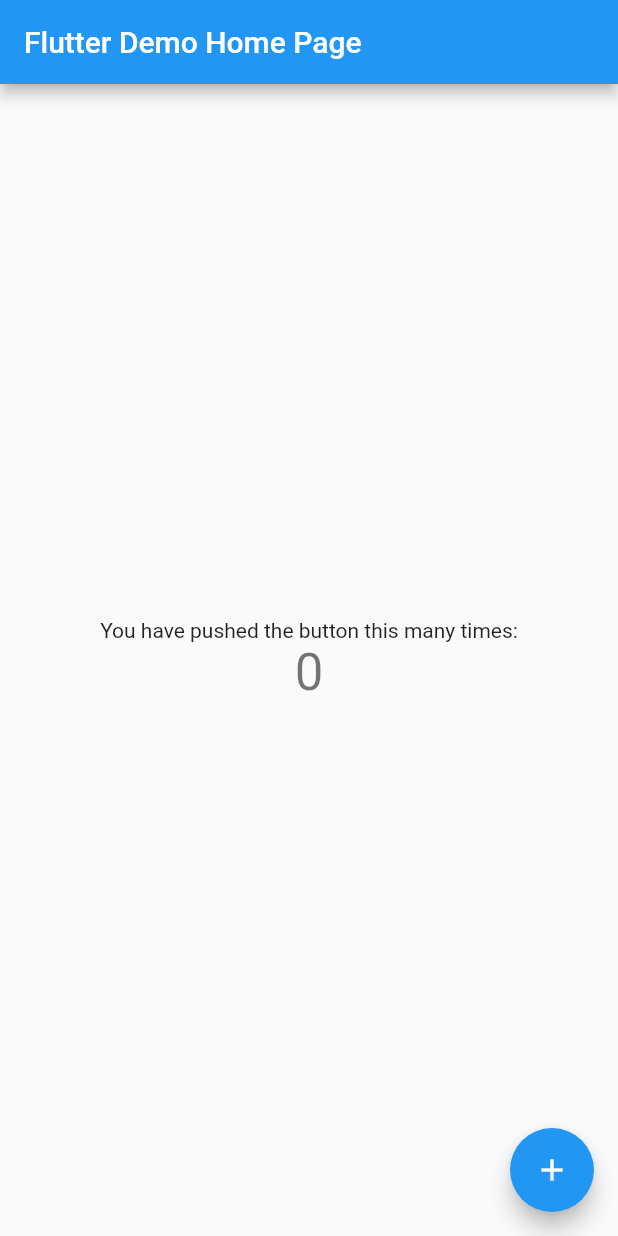
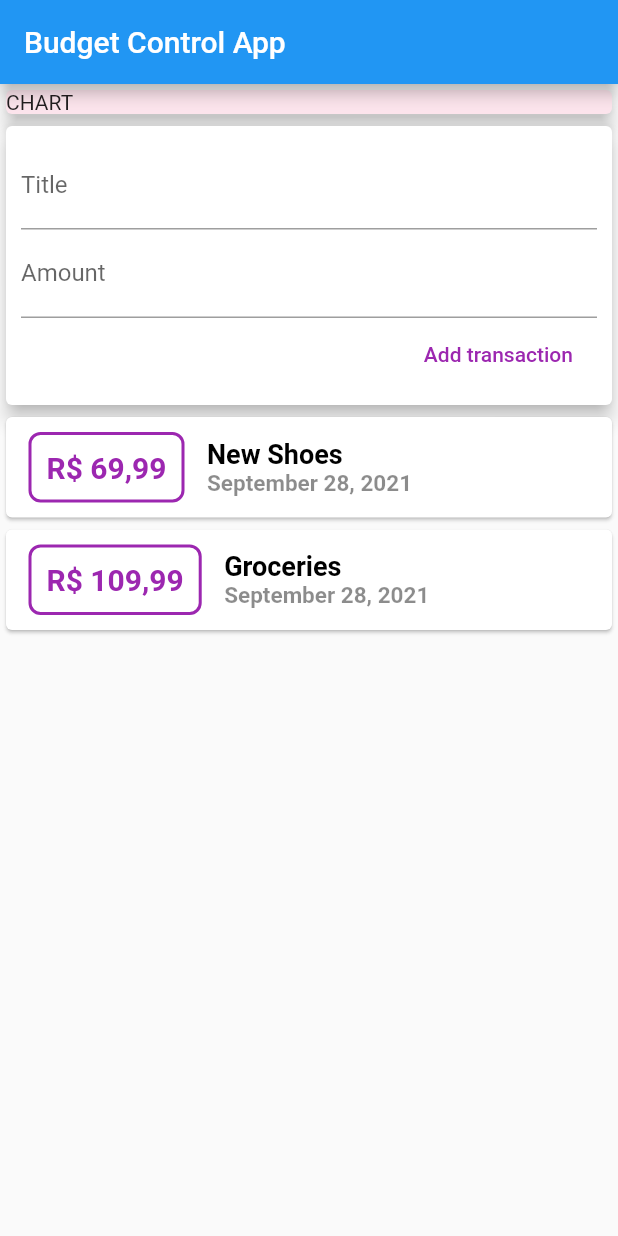
Before and after one commit to EricOgata/flutter-budget-control, a Flutter app: the screen it shows after launch, on a phone screen of 412 x 824 dp. Run offline on Flutter 3.47's test engine with Material 2 defaults, Android fonts, the phone set to English and light mode, and no system bars.

Commit message:
[ REFAC ] Componentização & Manipulação de estados

```diff
--- a/lib/main.dart
+++ b/lib/main.dart
@@ -1,113 +1,40 @@
 import 'package:flutter/material.dart';
 
-void main() {
-  runApp(MyApp());
-}
+import './widgets/user_transactions.dart';
+
+void main() => runApp(MyApp());
 
 class MyApp extends StatelessWidget {
-  // This widget is the root of your application.
   @override
   Widget build(BuildContext context) {
     return MaterialApp(
-      title: 'Flutter Demo',
-      theme: ThemeData(
-        // This is the theme of your application.
-        //
-        // Try running your application with "flutter run". You'll see the
-        // application has a blue toolbar. Then, without quitting the app, try
-        // changing the primarySwatch below to Colors.green and then invoke
-        // "hot reload" (press "r" in the console where you ran "flutter run",
-        // or simply save your changes to "hot reload" in a Flutter IDE).
-        // Notice that the counter didn't reset back to zero; the application
-        // is not restarted.
-        primarySwatch: Colors.blue,
-      ),
-      home: MyHomePage(title: 'Flutter Demo Home Page'),
+      title: 'Flutter App',
+      home: MyHomePage(),
     );
   }
 }
 
-class MyHomePage extends StatefulWidget {
-  MyHomePage({Key? key, required this.title}) : super(key: key);
-
-  // This widget is the home page of your application. It is stateful, meaning
-  // that it has a State object (defined below) that contains fields that affect
-  // how it looks.
-
-  // This class is the configuration for the state. It holds the values (in this
-  // case the title) provided by the parent (in this case the App widget) and
-  // used by the build method of the State. Fields in a Widget subclass are
-  // always marked "final".
-
-  final String title;
-
-  @override
-  _MyHomePageState createState() => _MyHomePageState();
-}
-
-class _MyHomePageState extends State<MyHomePage> {
-  int _counter = 0;
-
-  void _incrementCounter() {
-    setState(() {
-      // This call to setState tells the Flutter framework that something has
-      // changed in this State, which causes it to rerun the build method below
-      // so that the display can reflect the updated values. If we changed
-      // _counter without calling setState(), then the build method would not be
-      // called again, and so nothing would appear to happen.
-      _counter++;
-    });
-  }
-
+class MyHomePage extends StatelessWidget {
   @override
   Widget build(BuildContext context) {
-    // This method is rerun every time setState is called, for instance as done
-    // by the _incrementCounter method above.
-    //
-    // The Flutter framework has been optimized to make rerunning build methods
-    // fast, so that you can just rebuild anything that needs updating rather
-    // than having to individually change instances of widgets.
     return Scaffold(
       appBar: AppBar(
-        // Here we take the value from the MyHomePage object that was created by
-        // the App.build method, and use it to set our appbar title.
-        title: Text(widget.title),
+        title: Text('Budget Control App'),
       ),
-      body: Center(
-        // Center is a layout widget. It takes a single child and positions it
-        // in the middle of the parent.
-        child: Column(
-          // Column is also a layout widget. It takes a list of children and
-          // arranges them vertically. By default, it sizes itself to fit its
-          // children horizontally, and tries to be as tall as its parent.
-          //
-          // Invoke "debug painting" (press "p" in the console, choose the
-          // "Toggle Debug Paint" action from the Flutter Inspector in Android
-          // Studio, or the "Toggle Debug Paint" command in Visual Studio Code)
-          // to see the wireframe for each widget.
-          //
-          // Column has various properties to control how it sizes itself and
-          // how it positions its children. Here we use mainAxisAlignment to
-          // center the children vertically; the main axis here is the vertical
-          // axis because Columns are vertical (the cross axis would be
-          // horizontal).
-          mainAxisAlignment: MainAxisAlignment.center,
-          children: <Widget>[
-            Text(
-              'You have pushed the button this many times:',
+      body: Column(
+        // mainAxisAlignment: MainAxisAlignment.spaceEvenly,
+        children: <Widget>[
+          Container(
+            width: double.infinity,
+            child: Card(
+              child: Text('CHART'),
+              elevation: 5,
+              color: Colors.pink[50],
             ),
-            Text(
-              '$_counter',
-              style: Theme.of(context).textTheme.headline4,
-            ),
-          ],
-        ),
+          ),
+          UserTransactions(),
+        ],
       ),
-      floatingActionButton: FloatingActionButton(
-        onPressed: _incrementCounter,
-        tooltip: 'Increment',
-        child: Icon(Icons.add),
-      ), // This trailing comma makes auto-formatting nicer for build methods.
     );
   }
 }
--- /dev/null
+++ b/lib/models/transaction.dart
@@ -0,0 +1,26 @@
+import 'package:intl/intl.dart';
+
+class Transaction {
+  final String id;
+  final String title;
+  final double amount;
+  final DateTime date;
+
+  Transaction({
+    required this.id,
+    required this.title,
+    required this.amount,
+    required this.date,
+  });
+
+  String getCurrency() {
+    NumberFormat formatter = NumberFormat.simpleCurrency(
+      locale: 'pt_BR'
+    );
+    return formatter.format(this.amount);
+  }
+
+  String getFormatedDate() {
+    return DateFormat(DateFormat.YEAR_MONTH_DAY).format(this.date);
+  }
+}
--- /dev/null
+++ b/lib/widgets/new_transaction.dart
@@ -0,0 +1,47 @@
+import 'package:flutter/material.dart';
+
+class NewTransaction extends StatelessWidget {
+  final titleController = TextEditingController();
+  final amountController = TextEditingController();
+
+  final Function addNewTransactionFunc;
+
+  NewTransaction(this.addNewTransactionFunc);
+
+  @override
+  Widget build(BuildContext context) {
+    return Card(
+      elevation: 5,
+      child: Container(
+        padding: EdgeInsets.all(10),
+        child: Column(
+          crossAxisAlignment: CrossAxisAlignment.end,
+          children: [
+            TextField(
+              controller: titleController,
+              decoration: InputDecoration(
+                labelText: 'Title',
+              ),
+            ),
+            TextField(
+              controller: amountController,
+              decoration: InputDecoration(
+                labelText: 'Amount',
+              ),
+            ),
+            FlatButton(
+              child: Text('Add transaction'),
+              onPressed: () {
+                addNewTransactionFunc(
+                  titleController.text,
+                  double.parse(amountController.text),
+                );
+              },
+              textColor: Colors.purple,
+            ),
+          ],
+        ),
+      ),
+    );
+  }
+}
--- /dev/null
+++ b/lib/widgets/transaction_list.dart
@@ -0,0 +1,72 @@
+import 'package:flutter/material.dart';
+import '../models/transaction.dart';
+
+class TransactionList extends StatelessWidget {
+
+  final List<Transaction> transactions;
+
+  TransactionList({
+    required this.transactions,
+  });
+
+  @override
+  Widget build(BuildContext context) {
+    print(transactions);
+    return Container(
+      child: Column(
+        children: transactions.map((tx) {
+          return Card(
+            child: Row(
+              children: [
+                Container(
+                  margin: EdgeInsets.symmetric(
+                    vertical: 10,
+                    horizontal: 15,
+                  ),
+                  padding: EdgeInsets.all(10),
+                  decoration: BoxDecoration(
+                    border: Border.all(
+                      color: Colors.purple,
+                      width: 2,
+                    ),
+                    borderRadius: BorderRadius.all(Radius.circular(8)),
+                  ),
+                  child: Text(
+                    '${tx.getCurrency()}',
+                    style: TextStyle(
+                      fontWeight: FontWeight.bold,
+                      fontSize: 20,
+                      color: Colors.purple,
+                    ),
+                  ),
+                ),
+                Column(
+                  crossAxisAlignment: CrossAxisAlignment.start,
+                  children: [
+                    Text(
+                      tx.title,
+                      style: TextStyle(
+                        fontSize: 18,
+                        color: Colors.black,
+                        fontWeight: FontWeight.bold,
+                      ),
+                    ),
+                    Text(
+                      tx.getFormatedDate(),
+                      style: TextStyle(
+                        fontSize: 15,
+                        color: Colors.black45,
+                        fontWeight: FontWeight.bold,
+                      ),
+                    ),
+                  ],
+                )
+              ],
+            ),
+            elevation: 1,
+          );
+        }).toList(),
+      ),
+    );
+  }
+}
--- /dev/null
+++ b/lib/widgets/user_transactions.dart
@@ -0,0 +1,54 @@
+import 'package:flutter/material.dart';
+
+import '../models/transaction.dart';
+
+import './transaction_list.dart';
+import './new_transaction.dart';
+
+class UserTransactions extends StatefulWidget {
+  @override
+  _UserTransactionsState createState() => _UserTransactionsState();
+}
+
+class _UserTransactionsState extends State<UserTransactions> {
+
+  final List<Transaction> _userTransactions = [
+    Transaction(
+      id: 't1',
+      title: 'New Shoes',
+      amount: 69.99,
+      date: DateTime.now(),
+    ),
+    Transaction(
+      id: 't2',
+      title: 'Groceries',
+      amount: 109.99,
+      date: DateTime.now(),
+    ),
+  ];
+
+  void _addNewTransaction(String txTitle, double txAmount) {
+    final newTransaction = new Transaction(
+      title: txTitle,
+      amount: txAmount,
+      id: DateTime.now().toString(),
+      date: DateTime.now(),
+    );
+    print(newTransaction);
+    setState(() {
+      _userTransactions.add(newTransaction);
+    });
+  }
+
+  @override
+  Widget build(BuildContext context) {
+    return Column(
+      children: [
+        NewTransaction(_addNewTransaction),
+        TransactionList(
+          transactions: _userTransactions,
+        ),
+      ],
+    );
+  }
+}
--- a/pubspec.yaml
+++ b/pubspec.yaml
@@ -28,6 +28,7 @@
   # The following adds the Cupertino Icons font to your application.
   # Use with the CupertinoIcons class for iOS style icons.
   cupertino_icons: ^1.0.2
+  intl: ^0.17.0
 
 dev_dependencies:
   flutter_test:
```
Also changed, not shown: pubspec.lock.
